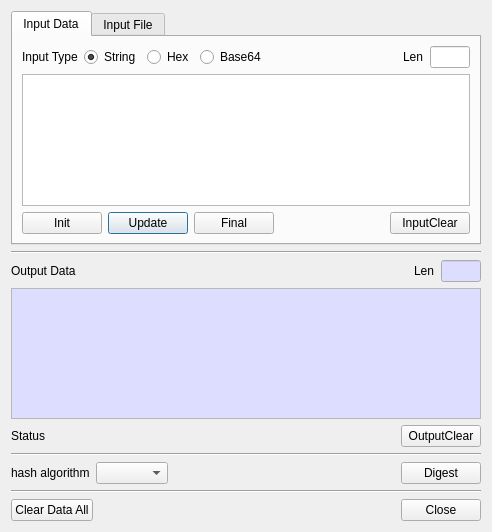
First picture: the form in BerEditor/gen_hash_dlg.ui, repository jykim74/BerEditor, before the edit.
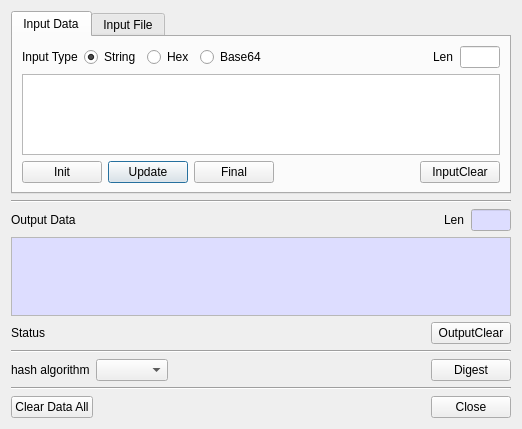
Second picture: the form after the edit. The open tabs and pages were chosen to show the change.

```diff
--- a/BerEditor/gen_hash_dlg.ui
+++ b/BerEditor/gen_hash_dlg.ui
@@ -6,8 +6,8 @@
    <rect>
     <x>0</x>
     <y>0</y>
-    <width>492</width>
-    <height>532</height>
+    <width>518</width>
+    <height>429</height>
    </rect>
   </property>
   <property name="windowTitle">
@@ -623,6 +623,12 @@
    </item>
    <item>
     <widget class="QPlainTextEdit" name="mOutputText">
+     <property name="minimumSize">
+      <size>
+       <width>500</width>
+       <height>0</height>
+      </size>
+     </property>
      <property name="palette">
       <palette>
        <active>
```
Left out of the diff: 2 changed lines with no effect on the pictures.
